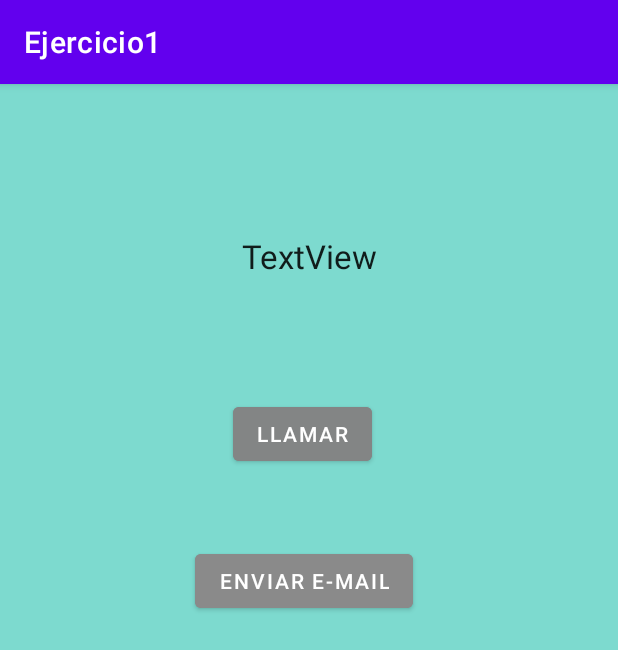
After one commit to Nico2he/Ejercicio1, an Android app: the fragment ContactoFragment shown on its own in the app's theme, on a phone screen of 412 x 824 dp. The commit adds this screen. Shown: the top 650 px of the screen. Run offline under Robolectric (Android 15) with nearby library versions, the phone set to English and light mode, and no system bars.

Commit message:
Proceso a Fragments

```diff
--- a/app/build.gradle
+++ b/app/build.gradle
@@ -1,6 +1,7 @@
 plugins {
     id 'com.android.application'
     id 'org.jetbrains.kotlin.android'
+    id("kotlin-parcelize")
 }
 
 android {
@@ -45,6 +46,7 @@ dependencies {
     androidTestImplementation 'androidx.test.ext:junit:1.1.3'
     androidTestImplementation 'androidx.test.espresso:espresso-core:3.4.0'
     implementation 'androidx.recyclerview:recyclerview:1.2.1'
+    implementation 'androidx.fragment:fragment-ktx:1.5.3'
 
     implementation 'com.github.bumptech.glide:glide:4.11.0'
     annotationProcessor 'com.github.bumptech.glide:compiler:4.11.0'
--- a/app/src/main/AndroidManifest.xml
+++ b/app/src/main/AndroidManifest.xml
@@ -15,7 +15,7 @@
         android:theme="@style/Theme.Ejercicio1"
         tools:targetApi="31">
         <activity
-            android:name=".MainActivity"
+            android:name=".ActivityHost"
             android:exported="true">
             <intent-filter>
                 <action android:name="android.intent.action.MAIN" />
--- /dev/null
+++ b/app/src/main/java/com/example/ejercicio1/ActivityHost.kt
@@ -0,0 +1,6 @@
+package com.example.ejercicio1
+
+import androidx.appcompat.app.AppCompatActivity
+
+class ActivityHost: AppCompatActivity() {
+}
--- /dev/null
+++ b/app/src/main/java/com/example/ejercicio1/ContactoFragment.kt
@@ -0,0 +1,48 @@
+package com.example.ejercicio1
+
+import android.content.Intent
+import android.net.Uri
+import androidx.appcompat.app.AppCompatActivity
+import android.os.Bundle
+import android.view.View
+import android.widget.Button
+import android.widget.ImageView
+import android.widget.TextView
+import androidx.fragment.app.Fragment
+
+class ContactoFragment : Fragment(R.layout.contact) {
+    companion object EXTRA_CONTACTO {
+        const val EXTRA_CONTACTO = "ContactoFragment:Contacto"
+    }
+
+    override fun onViewCreated(view: View, savedInstanceState: Bundle?) {
+        super.onCreate(savedInstanceState)
+
+        val contacto = arguments?.getParcelable<Contacto>("EXTRA_CONTACTO")
+        if (contacto != null) {
+            (requireActivity() as AppCompatActivity)
+                .supportActionBar?.title = contacto.nombre
+
+            findViewById<TextView>(R.id.nombreContacto).text = contacto.nombre
+            findViewById<ImageView>(R.id.fotoContacto).setImageResource(R.drawable.ic_launcher_foreground)
+
+            findViewById<Button>(R.id.llamar).setOnClickListener { call(contacto.numero) }
+            findViewById<Button>(R.id.email).setOnClickListener { mail(contacto.correo) }
+        }
+
+    }
+
+    fun call(telefono: String) {
+
+        val intent = Intent(Intent.ACTION_DIAL, Uri.fromParts("tel", telefono, null))
+        startActivity(intent)
+
+    }
+
+    fun mail(correo: String) {
+
+        val intent = Intent(Intent.ACTION_SENDTO, Uri.fromParts("mailto", correo, null))
+        startActivity(intent)
+
+    }
+}
--- /dev/null
+++ b/app/src/main/res/layout/activity_host.xml
@@ -0,0 +1,6 @@
+<?xml version="1.0" encoding="utf-8"?>
+<androidx.fragment.app.FragmentContainerView xmlns:android="http://schemas.android.com/apk/res/android"
+    android:id="@+id/fragment_container"
+    android:name="com.example.ejercicio1.ActivityHost"
+    android:layout_width="match_parent"
+    android:layout_height="match_parent" />
--- a/app/src/main/res/layout/activity_main.xml
+++ b/app/src/main/res/layout/activity_main.xml
@@ -5,7 +5,7 @@
     android:layout_width="match_parent"
     android:layout_height="match_parent"
     android:orientation="vertical"
-    tools:context=".MainActivity">
+    tools:context=".MainFragment">
 
     <androidx.recyclerview.widget.RecyclerView
         android:id="@+id/recycler"
```
Also changed, not shown: app/src/main/java/com/example/ejercicio1/Contacto.kt (+6 -1 lines), app/src/main/java/com/example/ejercicio1/MainFragment.kt (renamed from app/src/main/java/com/example/ejercicio1/MainActivity.kt, +15 -27 lines).
